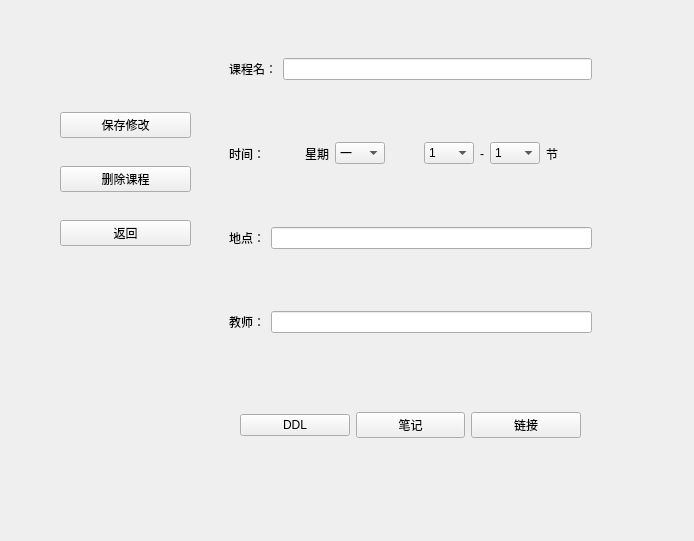
Above: course.ui from pkuTrasond/CourseCalender before the change. Below: the same form after it.
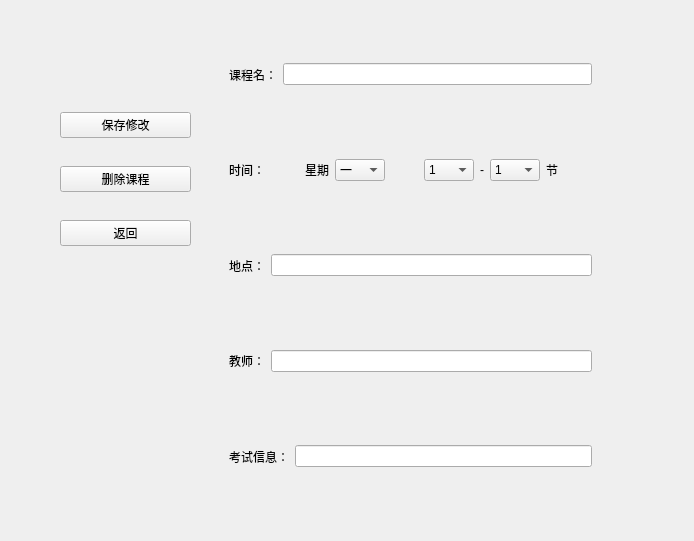
That is the form after the change.

Diff of the .ui file:
```diff
--- a/course.ui
+++ b/course.ui
@@ -13,46 +13,13 @@
   <property name="windowTitle">
    <string>Form</string>
   </property>
-  <widget class="QWidget" name="widget" native="true">
-   <property name="geometry">
-    <rect>
-     <x>240</x>
-     <y>380</y>
-     <width>341</width>
-     <height>91</height>
-    </rect>
-   </property>
-   <layout class="QHBoxLayout" name="horizontalLayout">
-    <item>
-     <widget class="QPushButton" name="ddlButton">
-      <property name="text">
-       <string>DDL</string>
-      </property>
-     </widget>
-    </item>
-    <item>
-     <widget class="QPushButton" name="noteButton">
-      <property name="text">
-       <string>笔记</string>
-      </property>
-     </widget>
-    </item>
-    <item>
-     <widget class="QPushButton" name="linkButton">
-      <property name="text">
-       <string>链接</string>
-      </property>
-     </widget>
-    </item>
-   </layout>
-  </widget>
   <widget class="QWidget" name="widget_4" native="true">
    <property name="geometry">
     <rect>
      <x>220</x>
      <y>30</y>
      <width>381</width>
-     <height>331</height>
+     <height>471</height>
     </rect>
    </property>
    <layout class="QVBoxLayout" name="verticalLayout">
@@ -370,6 +337,22 @@
       </layout>
      </widget>
     </item>
+    <item>
+     <widget class="QWidget" name="widget_7" native="true">
+      <layout class="QHBoxLayout" name="horizontalLayout_6">
+       <item>
+        <widget class="QLabel" name="label_8">
+         <property name="text">
+          <string>考试信息：</string>
+         </property>
+        </widget>
+       </item>
+       <item>
+        <widget class="QLineEdit" name="courseExamInfoEdit"/>
+       </item>
+      </layout>
+     </widget>
+    </item>
    </layout>
   </widget>
   <widget class="QWidget" name="widget_6" native="true">
```
